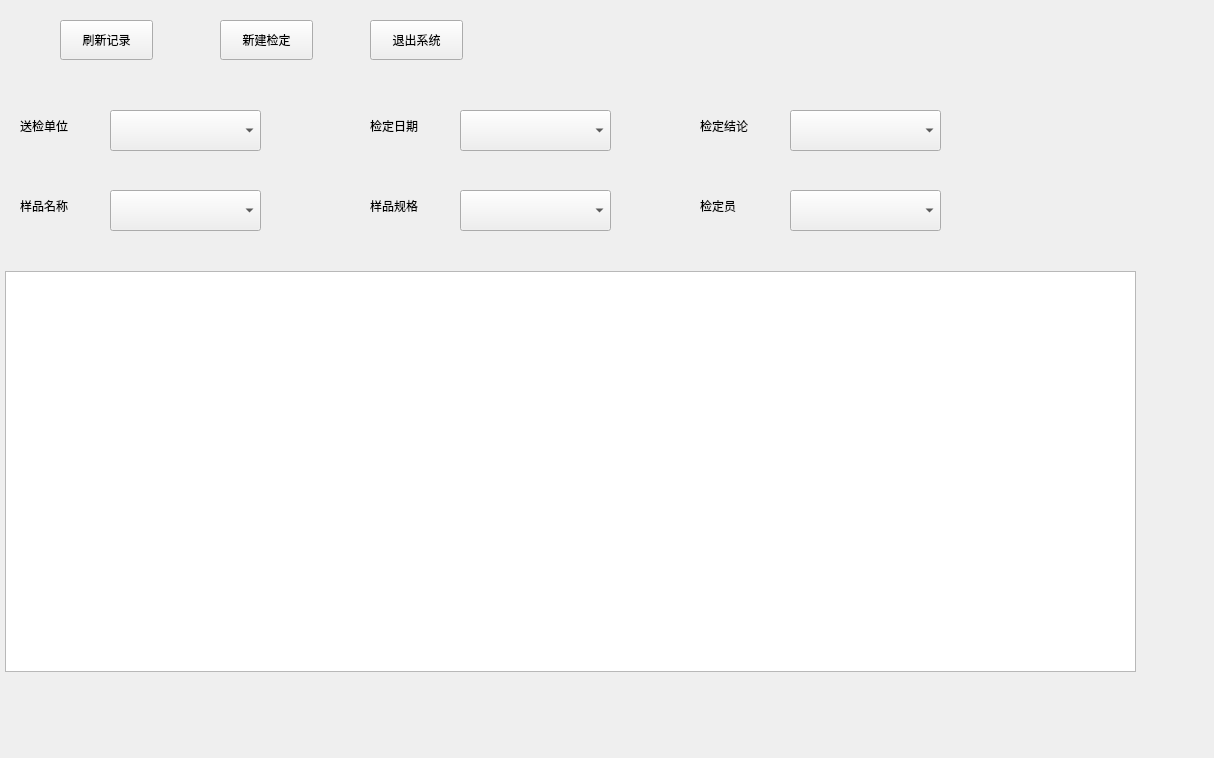
richardzjq/instrument_correction, file frminspect/frminspectmain.ui: the form before one commit.
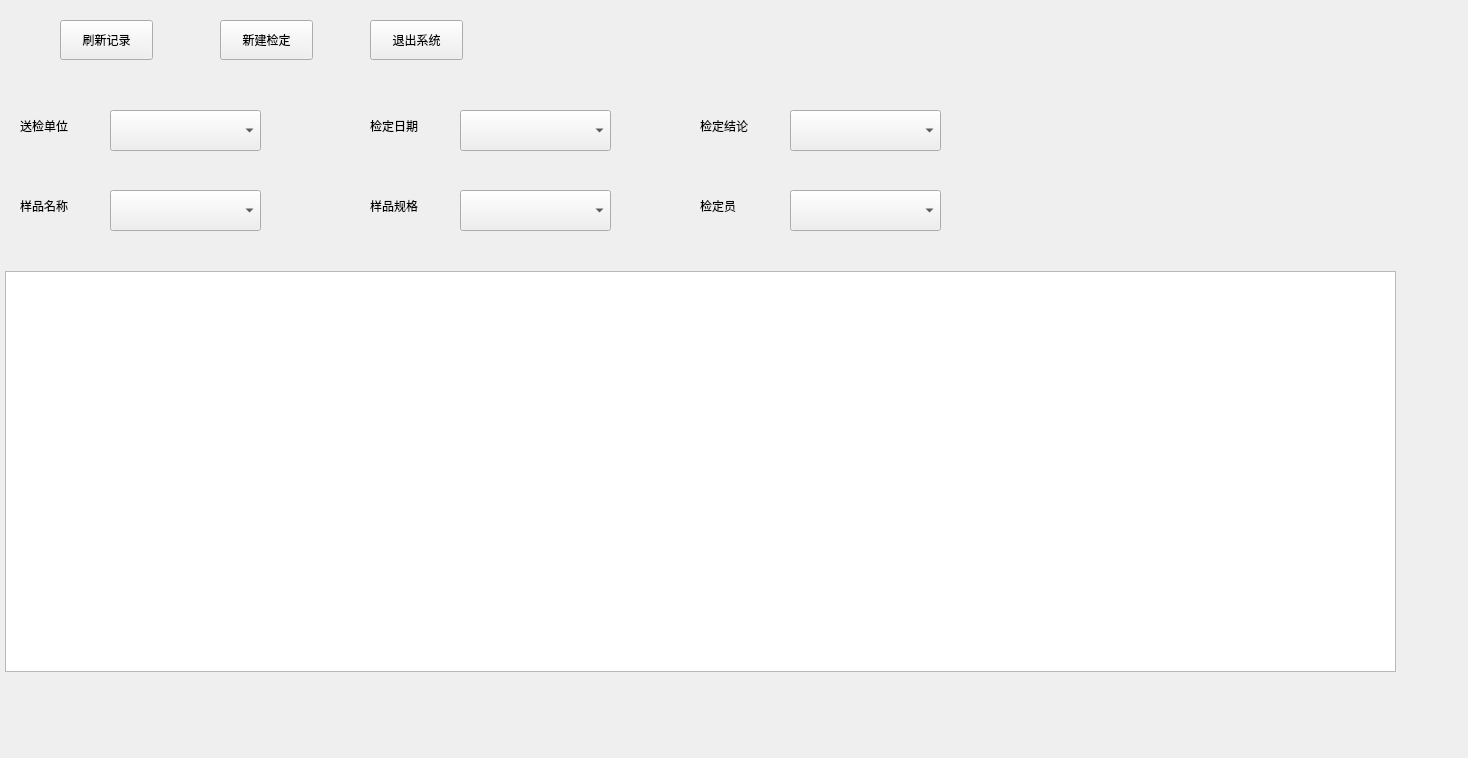
The form after the commit.

Diff of the .ui file:
```diff
--- a/frminspect/frminspectmain.ui
+++ b/frminspect/frminspectmain.ui
@@ -6,7 +6,7 @@
    <rect>
     <x>0</x>
     <y>0</y>
-    <width>1214</width>
+    <width>1468</width>
     <height>758</height>
    </rect>
   </property>
@@ -233,7 +233,7 @@
     <rect>
      <x>5</x>
      <y>271</y>
-     <width>1131</width>
+     <width>1391</width>
      <height>401</height>
     </rect>
    </property>
```
